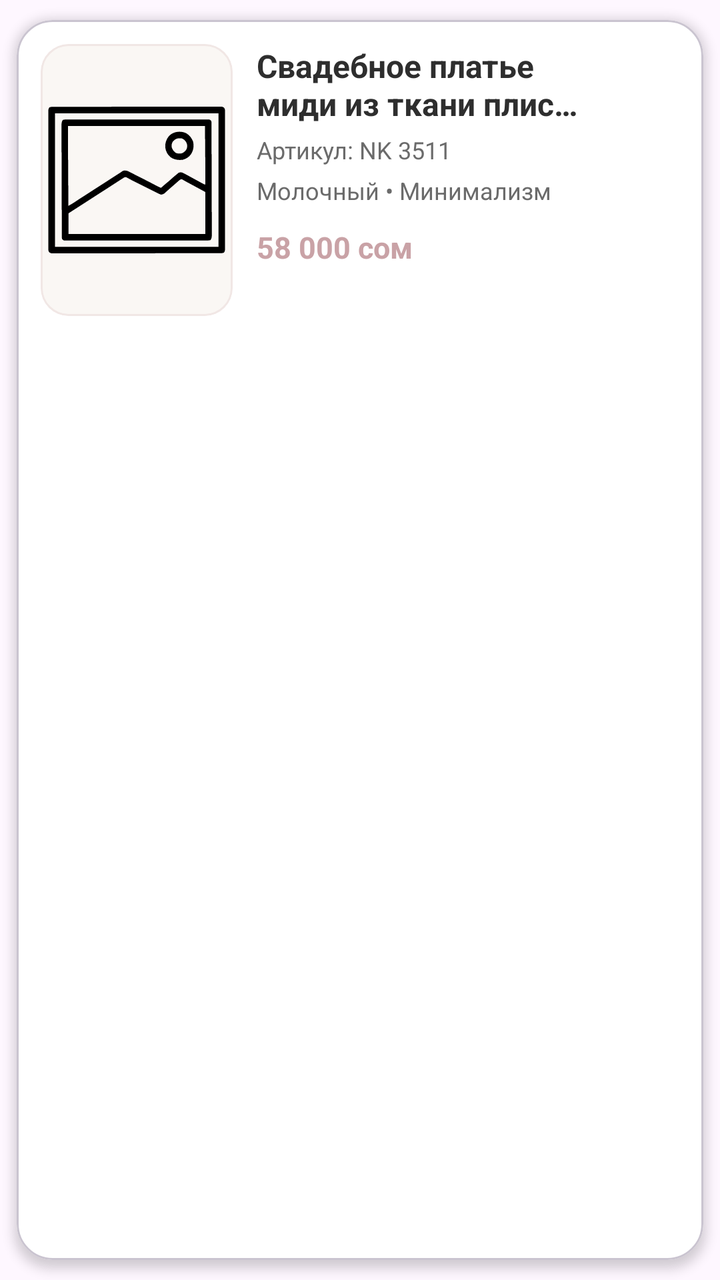
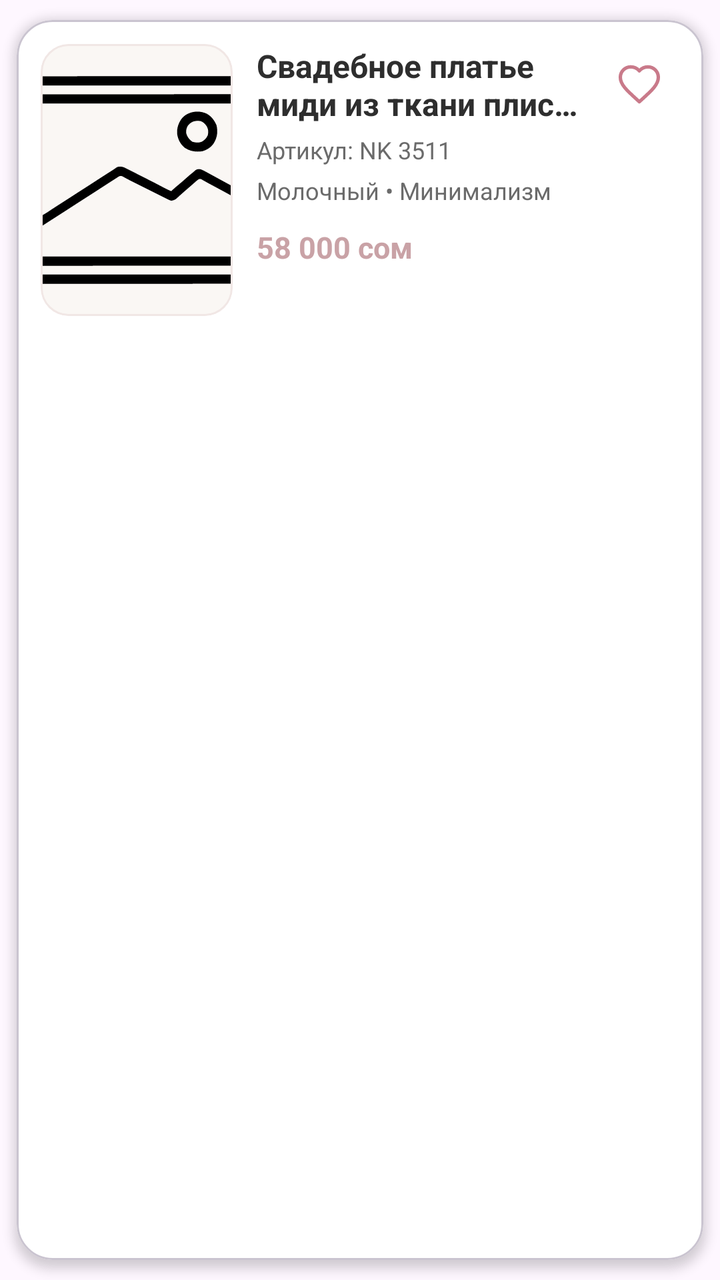

The first picture is an Android layout as it rendered before a commit; the second is the same layout after the commit. The layout source and the unified diff follow.
<!-- AndroidManifest.xml: application theme Theme.DressCatalog -->
<!-- res/layout/item_dress.xml -->
<?xml version="1.0" encoding="utf-8"?>
<com.google.android.material.card.MaterialCardView
    xmlns:android="http://schemas.android.com/apk/res/android"
    xmlns:app="http://schemas.android.com/apk/res-auto"
    android:layout_width="match_parent"
    android:layout_height="wrap_content"
    android:layout_marginBottom="12dp"
    android:foreground="?attr/selectableItemBackground"
    app:cardCornerRadius="18dp"
    app:cardElevation="3dp"
    app:cardUseCompatPadding="true"
    app:cardBackgroundColor="@color/card_white">

    <androidx.constraintlayout.widget.ConstraintLayout
        android:layout_width="match_parent"
        android:layout_height="wrap_content"
        android:padding="12dp">

        
        <com.google.android.material.card.MaterialCardView
            android:id="@+id/cardImage"
            android:layout_width="96dp"
            android:layout_height="136dp"
            app:cardCornerRadius="14dp"
            app:cardElevation="0dp"
            app:strokeWidth="1dp"
            app:strokeColor="@color/chip_bg"
            app:layout_constraintStart_toStartOf="parent"
            app:layout_constraintTop_toTopOf="parent"
            app:layout_constraintBottom_toBottomOf="parent">

            <ImageView
                android:id="@+id/img"
                android:layout_width="match_parent"
                android:layout_height="match_parent"
                android:background="@color/bg_milk"
                android:scaleType="fitCenter"
                android:src="@drawable/ic_image_placeholder"
                android:contentDescription="Фото платья"/>
        </com.google.android.material.card.MaterialCardView>

        
        <ImageButton
            android:id="@+id/btnFav"
            android:layout_width="40dp"
            android:layout_height="40dp"
            android:background="?attr/selectableItemBackgroundBorderless"
            android:contentDescription="В избранное"
            android:src="@drawable/ic_favorite_border"
            app:tint="@color/icon_rose"
            app:layout_constraintTop_toTopOf="parent"
            app:layout_constraintEnd_toEndOf="parent" />

        
        <TextView
            android:id="@+id/tvTitle"
            android:layout_width="0dp"
            android:layout_height="wrap_content"
            android:text="Свадебное платье миди из ткани плиссе"
            android:textSize="16sp"
            android:textStyle="bold"
            android:textColor="@color/text_main"
            android:maxLines="2"
            android:ellipsize="end"
            app:layout_constraintStart_toEndOf="@id/cardImage"
            app:layout_constraintEnd_toStartOf="@id/btnFav"
            app:layout_constraintTop_toTopOf="@id/cardImage"
            android:layout_marginStart="12dp"
            android:layout_marginEnd="8dp"/>

        
        <TextView
            android:id="@+id/tvSku"
            android:layout_width="0dp"
            android:layout_height="wrap_content"
            android:text="Артикул: NK 3511"
            android:textSize="12sp"
            android:textColor="@color/text_muted"
            app:layout_constraintStart_toStartOf="@id/tvTitle"
            app:layout_constraintTop_toBottomOf="@id/tvTitle"
            app:layout_constraintEnd_toEndOf="@id/tvTitle"
            android:layout_marginTop="4dp"/>

        
        <TextView
            android:id="@+id/tvMeta"
            android:layout_width="0dp"
            android:layout_height="wrap_content"
            android:text="Молочный • Минимализм"
            android:textSize="12sp"
            android:textColor="@color/text_muted"
            android:maxLines="2"
            android:ellipsize="end"
            app:layout_constraintStart_toStartOf="@id/tvTitle"
            app:layout_constraintTop_toBottomOf="@id/tvSku"
            app:layout_constraintEnd_toEndOf="@id/tvTitle"
            android:layout_marginTop="4dp"/>

        
        <TextView
            android:id="@+id/tvPrice"
            android:layout_width="0dp"
            android:layout_height="wrap_content"
            android:text="58 000 сом"
            android:textSize="15sp"
            android:textStyle="bold"
            android:textColor="@color/accent_rose"
            app:layout_constraintStart_toStartOf="@id/tvTitle"
            app:layout_constraintTop_toBottomOf="@id/tvMeta"
            app:layout_constraintEnd_toEndOf="@id/tvTitle"
            android:layout_marginTop="10dp"/>

    </androidx.constraintlayout.widget.ConstraintLayout>

</com.google.android.material.card.MaterialCardView>
<!-- resources referenced by this layout -->
<resources>
  <color name="accent_rose">#C9A2A6</color>
  <color name="bg_milk">#FAF7F4</color>
  <color name="card_white">#FFFFFF</color>
  <color name="chip_bg">#F1E7E5</color>
  <color name="icon_rose">#C97A8A</color>
  <color name="text_main">#2E2E2E</color>
  <color name="text_muted">#6B6B6B</color>
  <!-- drawable ic_favorite_border: vector/xml drawable (drawable, 3793 chars, omitted) -->
  <!-- drawable ic_image_placeholder: vector/xml drawable (drawable, 10671 chars, omitted) -->
  <style name="Theme.DressCatalog" parent="Base.Theme.DressCatalog" />
  <style name="Base.Theme.DressCatalog" parent="Theme.Material3.DayNight.NoActionBar">
          
          
      </style>
</resources>

<!-- the commit's change to res/layout/item_dress.xml (unified diff, before → after) -->
@@ -16,6 +16,7 @@
         android:layout_height="wrap_content"
         android:padding="12dp">
 
+
         
         <com.google.android.material.card.MaterialCardView
             android:id="@+id/cardImage"
@@ -29,17 +30,18 @@
             app:layout_constraintTop_toTopOf="parent"
             app:layout_constraintBottom_toBottomOf="parent">
 
+            
             <ImageView
                 android:id="@+id/img"
                 android:layout_width="match_parent"
                 android:layout_height="match_parent"
                 android:background="@color/bg_milk"
-                android:scaleType="fitCenter"
+                android:scaleType="centerCrop"
                 android:src="@drawable/ic_image_placeholder"
                 android:contentDescription="Фото платья"/>
         </com.google.android.material.card.MaterialCardView>
 
-        
+
         <ImageButton
             android:id="@+id/btnFav"
             android:layout_width="40dp"
@@ -47,9 +49,9 @@
             android:background="?attr/selectableItemBackgroundBorderless"
             android:contentDescription="В избранное"
             android:src="@drawable/ic_favorite_border"
-            app:tint="@color/icon_rose"
             app:layout_constraintTop_toTopOf="parent"
             app:layout_constraintEnd_toEndOf="parent" />
+
 
         
         <TextView
@@ -68,7 +70,7 @@
             android:layout_marginStart="12dp"
             android:layout_marginEnd="8dp"/>
 
-        
+
         <TextView
             android:id="@+id/tvSku"
             android:layout_width="0dp"
@@ -96,7 +98,7 @@
             app:layout_constraintEnd_toEndOf="@id/tvTitle"
             android:layout_marginTop="4dp"/>
 
-        
+
         <TextView
             android:id="@+id/tvPrice"
             android:layout_width="0dp"
<!-- resource entries referenced after the edit -->
@@ -4,10 +4,29 @@
   <color name="bg_milk">#FAF7F4</color>
   <color name="card_white">#FFFFFF</color>
   <color name="chip_bg">#F1E7E5</color>
-  <color name="icon_rose">#C97A8A</color>
   <color name="text_main">#2E2E2E</color>
   <color name="text_muted">#6B6B6B</color>
-  <!-- drawable ic_favorite_border: vector/xml drawable (drawable, 3793 chars, omitted) -->
+  <!-- drawable ic_favorite_border (drawable) -->
+  <vector xmlns:android="http://schemas.android.com/apk/res/android"
+      android:width="24dp"
+      android:height="24dp"
+      android:viewportWidth="24"
+      android:viewportHeight="24">
+    
+    <group
+        android:scaleX="0.95"
+        android:scaleY="0.95"
+        android:pivotX="12"
+        android:pivotY="12">
+      <path
+          android:fillColor="@android:color/transparent"
+          android:strokeColor="#C97A8A"
+          android:strokeWidth="1.8"
+          android:strokeLineCap="round"
+          android:strokeLineJoin="round"
+          android:pathData="M12,21.35l-1.45,-1.32C5.4,15.36 2,12.28 2,8.5 2,5.42 4.42,3 7.5,3c1.74,0 3.41,0.81 4.5,2.09C13.09,3.81 14.76,3 16.5,3 19.58,3 22,5.42 22,8.5c0,3.78 -3.4,6.86 -8.55,11.54z"/>
+    </group>
+  </vector>
   <!-- drawable ic_image_placeholder: vector/xml drawable (drawable, 10671 chars, omitted) -->
   <style name="Theme.DressCatalog" parent="Base.Theme.DressCatalog" />
   <style name="Base.Theme.DressCatalog" parent="Theme.Material3.DayNight.NoActionBar">
